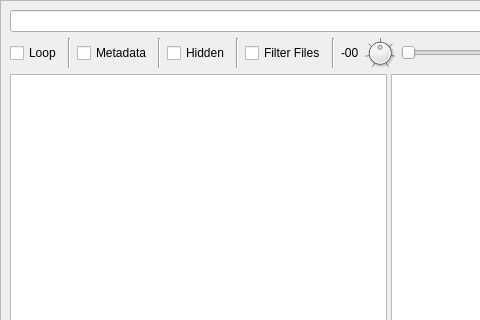
First picture: the form in lib/ui_lib/main_win.ui, repository mimbert/soundbrowser, before the edit; both pictures show x 0 to 480 and y 0 to 320 of the 777 by 701 pixel window.
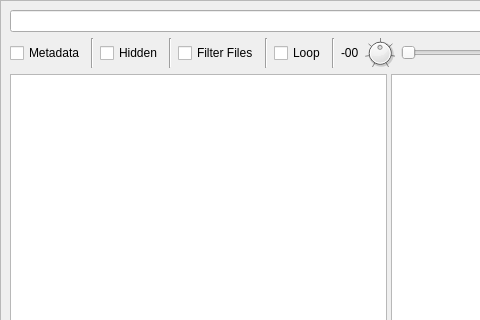
Second picture: the form after the edit. Icons and pictures are not drawn.

```diff
--- a/lib/ui_lib/main_win.ui
+++ b/lib/ui_lib/main_win.ui
@@ -657,30 +657,6 @@
           <property name="bottomMargin">
            <number>0</number>
           </property>
-          <item>
-           <widget class="QCheckBox" name="loop_button">
-            <property name="sizePolicy">
-             <sizepolicy hsizetype="Minimum" vsizetype="Minimum">
-              <horstretch>0</horstretch>
-              <verstretch>0</verstretch>
-             </sizepolicy>
-            </property>
-            <property name="toolTip">
-             <string>Toggle play looping
-Shortcut: l</string>
-            </property>
-            <property name="text">
-             <string>Loop</string>
-            </property>
-           </widget>
-          </item>
-          <item>
-           <widget class="Line" name="line_1">
-            <property name="orientation">
-             <enum>Qt::Vertical</enum>
-            </property>
-           </widget>
-          </item>
           <item>
            <widget class="QCheckBox" name="show_metadata_pane_button">
             <property name="sizePolicy">
@@ -746,6 +722,30 @@
             </property>
            </widget>
           </item>
+          <item>
+           <widget class="Line" name="line_1">
+            <property name="orientation">
+             <enum>Qt::Vertical</enum>
+            </property>
+           </widget>
+          </item>
+          <item>
+           <widget class="QCheckBox" name="loop_button">
+            <property name="sizePolicy">
+             <sizepolicy hsizetype="Minimum" vsizetype="Minimum">
+              <horstretch>0</horstretch>
+              <verstretch>0</verstretch>
+             </sizepolicy>
+            </property>
+            <property name="toolTip">
+             <string>Toggle play looping
+Shortcut: l</string>
+            </property>
+            <property name="text">
+             <string>Loop</string>
+            </property>
+           </widget>
+          </item>
           <item>
            <widget class="Line" name="line">
             <property name="orientation">
```
